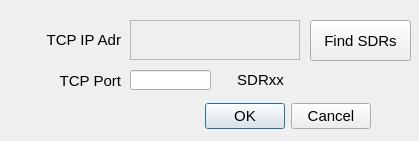
First picture: the form in unixforms/editnetdlg.ui, repository rafael2k/CuteSDR, before the edit.
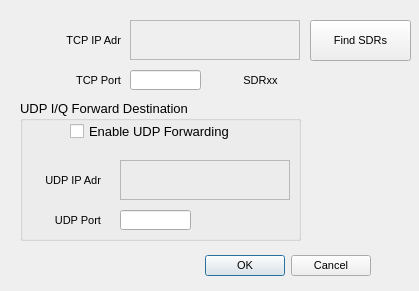
Second picture: the form after the edit. Custom widgets are drawn as their Qt base class.

The edit to the form file:
```diff
--- a/unixforms/editnetdlg.ui
+++ b/unixforms/editnetdlg.ui
@@ -7,7 +7,7 @@
     <x>0</x>
     <y>0</y>
     <width>419</width>
-    <height>141</height>
+    <height>291</height>
    </rect>
   </property>
   <property name="minimumSize">
@@ -29,15 +29,15 @@
   <widget class="QDialogButtonBox" name="buttonBox">
    <property name="geometry">
     <rect>
-     <x>30</x>
-     <y>100</y>
-     <width>341</width>
+     <x>200</x>
+     <y>250</y>
+     <width>171</width>
      <height>32</height>
     </rect>
    </property>
    <property name="font">
     <font>
-     <pointsize>11</pointsize>
+     <pointsize>8</pointsize>
      <weight>50</weight>
      <bold>false</bold>
     </font>
@@ -60,7 +60,7 @@
    </property>
    <property name="font">
     <font>
-     <pointsize>11</pointsize>
+     <pointsize>8</pointsize>
      <weight>50</weight>
      <bold>false</bold>
     </font>
@@ -77,13 +77,13 @@
     <rect>
      <x>130</x>
      <y>70</y>
-     <width>81</width>
+     <width>71</width>
      <height>20</height>
     </rect>
    </property>
    <property name="font">
     <font>
-     <pointsize>11</pointsize>
+     <pointsize>8</pointsize>
      <weight>50</weight>
      <bold>false</bold>
     </font>
@@ -106,7 +106,7 @@
    </property>
    <property name="font">
     <font>
-     <pointsize>11</pointsize>
+     <pointsize>8</pointsize>
      <weight>50</weight>
      <bold>false</bold>
     </font>
@@ -161,7 +161,7 @@
    </property>
    <property name="font">
     <font>
-     <pointsize>11</pointsize>
+     <pointsize>8</pointsize>
      <weight>50</weight>
      <bold>false</bold>
     </font>
@@ -181,7 +181,7 @@
    </property>
    <property name="font">
     <font>
-     <pointsize>11</pointsize>
+     <pointsize>8</pointsize>
      <weight>50</weight>
      <bold>false</bold>
     </font>
@@ -193,6 +193,145 @@
     <set>Qt::AlignCenter</set>
    </property>
   </widget>
+  <widget class="QGroupBox" name="groupBox">
+   <property name="geometry">
+    <rect>
+     <x>20</x>
+     <y>100</y>
+     <width>281</width>
+     <height>141</height>
+    </rect>
+   </property>
+   <property name="font">
+    <font>
+     <weight>50</weight>
+     <bold>false</bold>
+    </font>
+   </property>
+   <property name="title">
+    <string>UDP I/Q Forward Destination</string>
+   </property>
+   <widget class="QLabel" name="label_3">
+    <property name="geometry">
+     <rect>
+      <x>10</x>
+      <y>60</y>
+      <width>71</width>
+      <height>40</height>
+     </rect>
+    </property>
+    <property name="font">
+     <font>
+      <pointsize>8</pointsize>
+      <weight>50</weight>
+      <bold>false</bold>
+     </font>
+    </property>
+    <property name="text">
+     <string>UDP IP Adr</string>
+    </property>
+    <property name="alignment">
+     <set>Qt::AlignRight|Qt::AlignTrailing|Qt::AlignVCenter</set>
+    </property>
+   </widget>
+   <widget class="CIPEditWidget" name="IPEditwidget_IPFwd">
+    <property name="geometry">
+     <rect>
+      <x>100</x>
+      <y>60</y>
+      <width>170</width>
+      <height>40</height>
+     </rect>
+    </property>
+    <property name="font">
+     <font>
+      <pointsize>8</pointsize>
+      <weight>50</weight>
+      <bold>false</bold>
+     </font>
+    </property>
+    <property name="focusPolicy">
+     <enum>Qt::NoFocus</enum>
+    </property>
+    <property name="toolTip">
+     <string>TCP Control IP Address</string>
+    </property>
+    <property name="frameShape">
+     <enum>QFrame::StyledPanel</enum>
+    </property>
+    <property name="frameShadow">
+     <enum>QFrame::Sunken</enum>
+    </property>
+    <property name="lineWidth">
+     <number>1</number>
+    </property>
+   </widget>
+   <widget class="QLabel" name="label_4">
+    <property name="geometry">
+     <rect>
+      <x>0</x>
+      <y>110</y>
+      <width>81</width>
+      <height>21</height>
+     </rect>
+    </property>
+    <property name="font">
+     <font>
+      <pointsize>8</pointsize>
+      <weight>50</weight>
+      <bold>false</bold>
+     </font>
+    </property>
+    <property name="text">
+     <string>UDP Port</string>
+    </property>
+    <property name="alignment">
+     <set>Qt::AlignRight|Qt::AlignTrailing|Qt::AlignVCenter</set>
+    </property>
+   </widget>
+   <widget class="QLineEdit" name="lineEdit_UDPPort">
+    <property name="geometry">
+     <rect>
+      <x>100</x>
+      <y>110</y>
+      <width>71</width>
+      <height>20</height>
+     </rect>
+    </property>
+    <property name="font">
+     <font>
+      <pointsize>8</pointsize>
+      <weight>50</weight>
+      <bold>false</bold>
+     </font>
+    </property>
+    <property name="toolTip">
+     <string>TCP Control Port Number</string>
+    </property>
+    <property name="maxLength">
+     <number>5</number>
+    </property>
+   </widget>
+   <widget class="QCheckBox" name="checkBoxFwdUDP">
+    <property name="geometry">
+     <rect>
+      <x>50</x>
+      <y>23</y>
+      <width>181</width>
+      <height>17</height>
+     </rect>
+    </property>
+    <property name="font">
+     <font>
+      <weight>50</weight>
+      <bold>false</bold>
+     </font>
+    </property>
+    <property name="text">
+     <string>Enable UDP Forwarding</string>
+    </property>
+   </widget>
+  </widget>
  </widget>
  <customwidgets>
   <customwidget>
```
Left out of the diff: 19 changed lines with no effect on the pictures.
